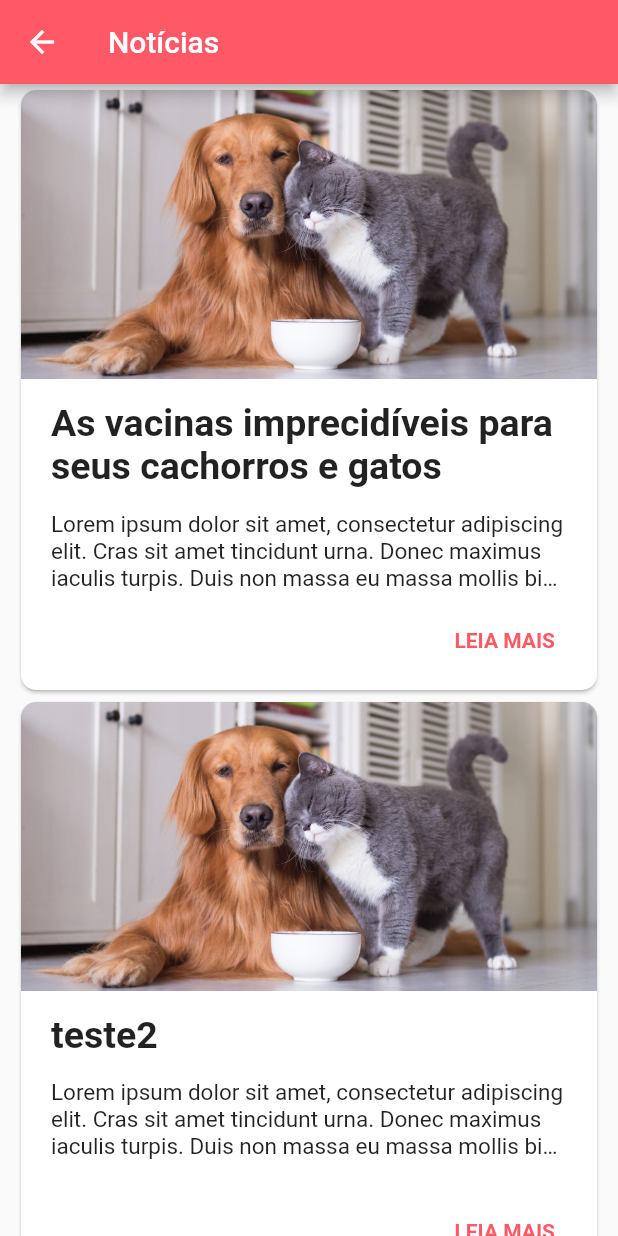
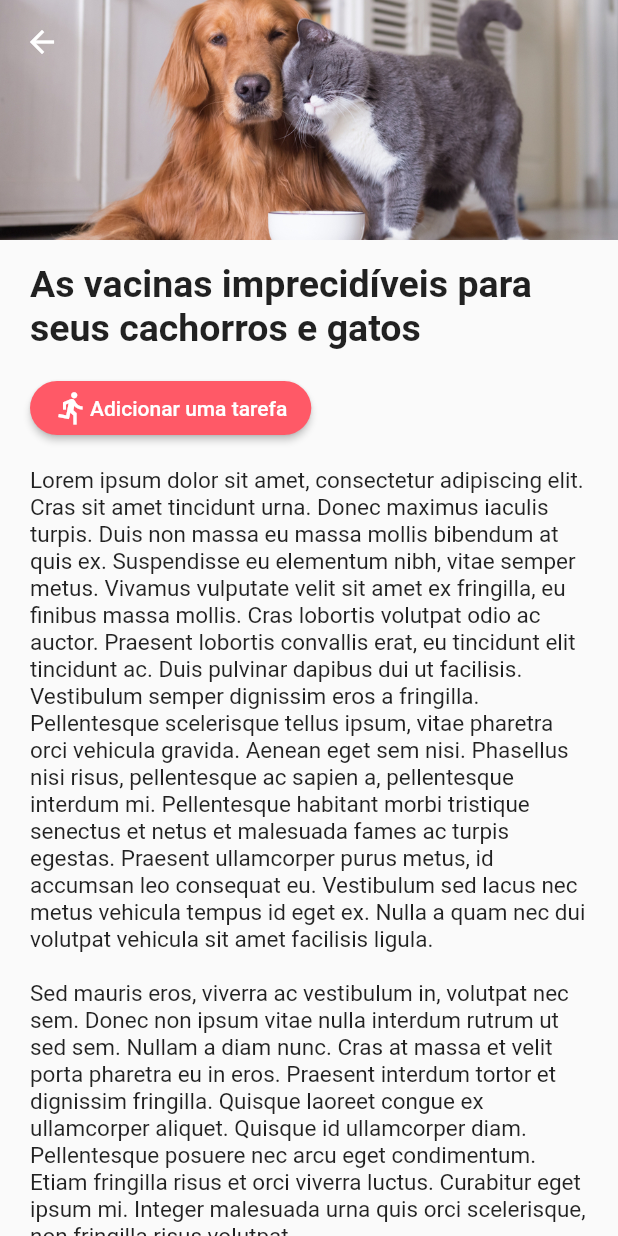
Before and after one commit to VitorEstevam/app-pets, a Flutter app: the PageNews screen opened directly, after a tap on "LEIA MAIS", on a phone screen of 412 x 824 dp. Run offline on Flutter 3.47's test engine with Material 2 defaults, Android fonts, the phone set to English and light mode, and no system bars; our stand-ins replace flutter_mobx, google_fonts, mobx, table_calendar; missing offline and left inert: dart:ffi; generated files the repository leaves out were written again.

Commit message:
news page

```diff
--- a/lib/pages/page_news/router_page_news.dart
+++ b/lib/pages/page_news/router_page_news.dart
@@ -16,11 +16,7 @@ class _RouterPageNewsState extends State<RouterPageNews>
   Widget build(BuildContext context) {
     return Navigator(
       onGenerateRoute: (settings) {
-        Widget page = const PageNews();
-        if (settings.name == 'page_news') page = const PageNews();
-        if (settings.name == 'page_news_view') page = PageNewsView();
-
-        return MaterialPageRoute(builder: (_) => page);
+        return MaterialPageRoute(builder: (_) => PageNews());
       },
     );
   }
--- a/lib/pages/page_news/subpages/page_news.dart
+++ b/lib/pages/page_news/subpages/page_news.dart
@@ -1,4 +1,5 @@
 import 'package:app_pets/classes/news.dart';
+import 'package:app_pets/pages/page_news/subpages/page_news_view.dart';
 import 'package:app_pets/stores/news/store_news.dart';
 import 'package:app_pets/widgets/image_loader.dart';
 import 'package:flutter/material.dart';
@@ -46,7 +47,10 @@ class NewsCard extends StatelessWidget {
   final News item;
 
   void openNews(BuildContext context, News news) {
-    Navigator.pushNamed(context, "page_news_view");
+    Navigator.push(
+          context,
+          MaterialPageRoute(builder: (context) => PageNewsView(news)),
+        );
   }
 
   @override
--- a/lib/pages/page_news/subpages/page_news_view.dart
+++ b/lib/pages/page_news/subpages/page_news_view.dart
@@ -1,7 +1,10 @@
+import 'package:app_pets/classes/news.dart';
 import 'package:flutter/material.dart';
+import 'package:flutter/rendering.dart';
 
 class PageNewsView extends StatefulWidget {
-  const PageNewsView({ Key? key }) : super(key: key);
+  final News news;
+  const PageNewsView(this.news, {Key? key}) : super(key: key);
 
   @override
   _PageNewsViewState createState() => _PageNewsViewState();
@@ -11,8 +14,80 @@ class _PageNewsViewState extends State<PageNewsView> {
   @override
   Widget build(BuildContext context) {
     return Scaffold(
-      appBar: AppBar(title: Text("testing"),),
-      floatingActionButton: FloatingActionButton(onPressed: ()=>{Navigator.pushNamed(context, "page_pets")},),
+      body: CustomScrollView(
+        slivers: <Widget>[
+          SliverAppBar(
+            pinned: true,
+            expandedHeight: 160.0,
+            centerTitle: true,
+            flexibleSpace: LayoutBuilder(
+                builder: (BuildContext context, BoxConstraints constraints) {
+              return FlexibleSpaceBar(
+                collapseMode: CollapseMode.pin,
+                title: constraints.biggest.height == 80
+                    ? Text(widget.news.title,softWrap: false, maxLines: 1,overflow: TextOverflow.fade,)
+                    : null,
+                background: Container(
+                  foregroundDecoration: BoxDecoration(
+                    image: DecorationImage(
+                      image: AssetImage(widget.news.header),
+                      fit: BoxFit.cover,
+                    ),
+                  ),
+                ),
+              );
+            }),
+          ),
+          SliverToBoxAdapter(
+            child: Padding(
+              padding:
+                  const EdgeInsets.symmetric(horizontal: 20.0, vertical: 15),
+              child: Text(
+                widget.news.title,
+                style: TextStyle(
+                  fontSize: 25,
+                  fontWeight: FontWeight.bold,
+                ),
+              ),
+            ),
+          ),
+          SliverToBoxAdapter(
+            child: Align(
+              alignment: Alignment.centerLeft,
+              child: Padding(
+                padding: const EdgeInsets.only(left: 20.0),
+                child: ElevatedButton(
+                  style: ButtonStyle(
+                    shape: MaterialStateProperty.all<RoundedRectangleBorder>(
+                      RoundedRectangleBorder(
+                        borderRadius: BorderRadius.circular(20),
+                      ),
+                    ),
+                  ),
+                  onPressed: () {},
+                  child: Row(
+                    mainAxisSize: MainAxisSize.min,
+                    children: const [
+                      Icon(Icons.directions_run),
+                      Text("Adicionar uma tarefa")
+                    ],
+                  ),
+                ),
+              ),
+            ),
+          ),
+          SliverToBoxAdapter(
+            child: Padding(
+              padding:
+                  const EdgeInsets.symmetric(horizontal: 20.0, vertical: 15.0),
+              child: Text(
+                widget.news.text,
+                style: TextStyle(fontSize: 15),
+              ),
+            ),
+          ),
+        ],
+      ),
     );
   }
 }
--- a/lib/stores/news/store_news.dart
+++ b/lib/stores/news/store_news.dart
@@ -9,7 +9,7 @@ part 'store_news.g.dart';
 class StoreNews = _StoreNews with _$StoreNews;
 
 String lorem =
-    "Lorem ipsum dolor sit amet, consectetur adipiscing elit. Cras sit amet tincidunt urna. Donec maximus iaculis turpis. Duis non massa eu massa mollis bibendum at quis ex. Suspendisse eu elementum nibh, vitae semper metus. Vivamus vulputate velit sit amet ex fringilla, eu finibus massa mollis. Cras lobortis volutpat odio ac auctor. Praesent lobortis convallis erat, eu tincidunt elit tincidunt ac. Duis pulvinar dapibus dui ut facilisis. Vestibulum semper dignissim eros a fringilla. Pellentesque scelerisque tellus ipsum, vitae pharetra orci vehicula gravida. Aenean eget sem nisi. Phasellus nisi risus, pellentesque ac sapien a, pellentesque interdum mi. Pellentesque habitant morbi tristique senectus et netus et malesuada fames ac turpis egestas. Praesent ullamcorper purus metus, id accumsan leo consequat eu. Vestibulum sed lacus nec metus vehicula tempus id eget ex. Nulla a quam nec dui volutpat vehicula sit amet facilisis ligula.\nSed mauris eros, viverra ac vestibulum in, volutpat nec sem. Donec non ipsum vitae nulla interdum rutrum ut sed sem. Nullam a diam nunc. Cras at massa et velit porta pharetra eu in eros. Praesent interdum tortor et dignissim fringilla. Quisque laoreet congue ex ullamcorper aliquet. Quisque id ullamcorper diam. Pellentesque posuere nec arcu eget condimentum. Etiam fringilla risus et orci viverra luctus. Curabitur eget ipsum mi. Integer malesuada urna quis orci scelerisque, non fringilla risus volutpat.";
+    "Lorem ipsum dolor sit amet, consectetur adipiscing elit. Cras sit amet tincidunt urna. Donec maximus iaculis turpis. Duis non massa eu massa mollis bibendum at quis ex. Suspendisse eu elementum nibh, vitae semper metus. Vivamus vulputate velit sit amet ex fringilla, eu finibus massa mollis. Cras lobortis volutpat odio ac auctor. Praesent lobortis convallis erat, eu tincidunt elit tincidunt ac. Duis pulvinar dapibus dui ut facilisis. Vestibulum semper dignissim eros a fringilla. Pellentesque scelerisque tellus ipsum, vitae pharetra orci vehicula gravida. Aenean eget sem nisi. Phasellus nisi risus, pellentesque ac sapien a, pellentesque interdum mi. Pellentesque habitant morbi tristique senectus et netus et malesuada fames ac turpis egestas. Praesent ullamcorper purus metus, id accumsan leo consequat eu. Vestibulum sed lacus nec metus vehicula tempus id eget ex. Nulla a quam nec dui volutpat vehicula sit amet facilisis ligula.\n\nSed mauris eros, viverra ac vestibulum in, volutpat nec sem. Donec non ipsum vitae nulla interdum rutrum ut sed sem. Nullam a diam nunc. Cras at massa et velit porta pharetra eu in eros. Praesent interdum tortor et dignissim fringilla. Quisque laoreet congue ex ullamcorper aliquet. Quisque id ullamcorper diam. Pellentesque posuere nec arcu eget condimentum. Etiam fringilla risus et orci viverra luctus. Curabitur eget ipsum mi. Integer malesuada urna quis orci scelerisque, non fringilla risus volutpat.";
 
 // Create the class
 abstract class _StoreNews with Store {
```
Also changed, not shown: lib/pages/page_home/subpages/page_home/page_home.dart (+7 -5 lines).
